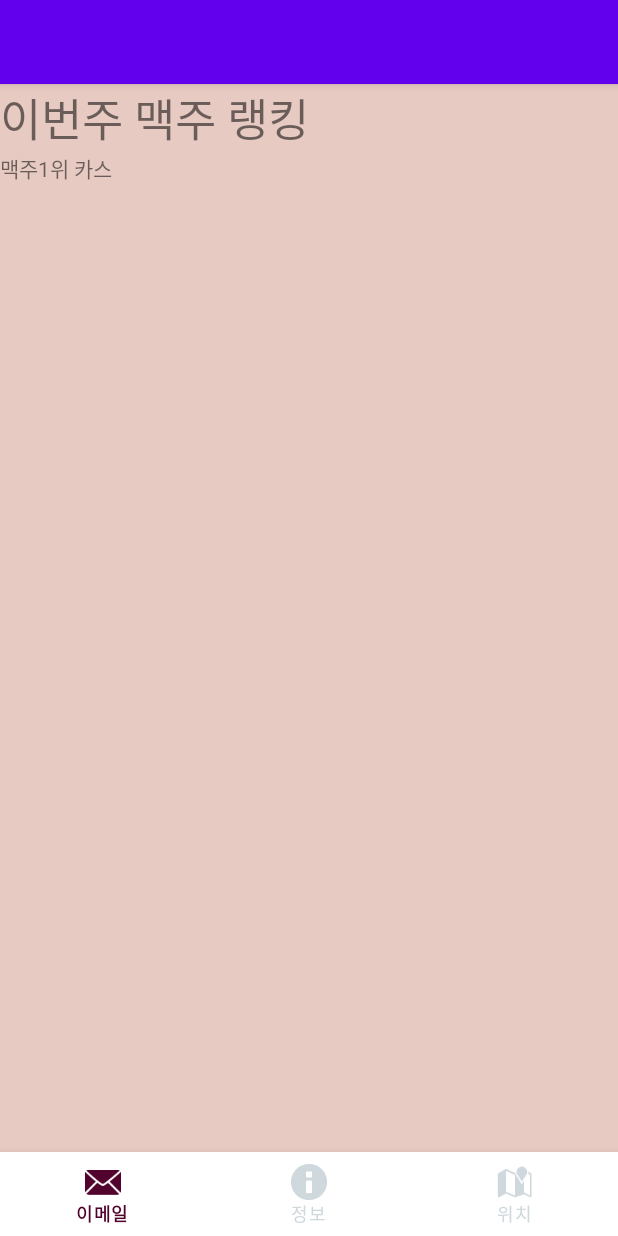
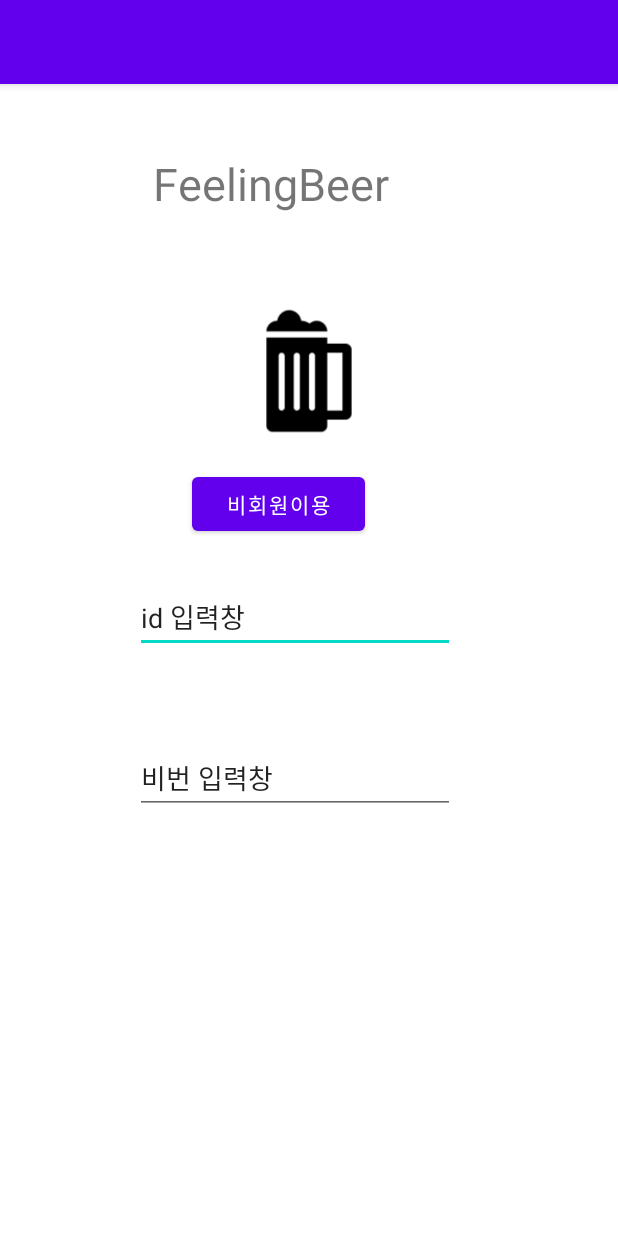
Before and after one commit to JudasKiss/Be_a_Beer, an Android app: the screen it shows after launch (MainActivity), on a phone screen of 412 x 824 dp. Run offline under Robolectric (Android 15) with nearby library versions, the phone set to English and light mode, and no system bars.

Commit message:
UI base
UI base jw

```diff
--- a/app/src/main/AndroidManifest.xml
+++ b/app/src/main/AndroidManifest.xml
@@ -9,6 +9,9 @@
         android:roundIcon="@mipmap/ic_launcher_round"
         android:supportsRtl="true"
         android:theme="@style/Theme.Beer">
+        <activity android:name=".RankingActivity"></activity>
+        <activity android:name=".HistoryActivity" />
+        <activity android:name=".rankingActivity" />
         <activity android:name=".MainActivity">
             <intent-filter>
                 <action android:name="android.intent.action.MAIN" />
--- a/app/src/main/java/com/cookandroid/beer/Fragment1.java
+++ /dev/null
@@ -1,19 +0,0 @@
-package com.cookandroid.beer;
-
-import android.os.Bundle;
-import android.view.LayoutInflater;
-import android.view.View;
-import android.view.ViewGroup;
-
-import androidx.annotation.NonNull;
-import androidx.annotation.Nullable;
-import androidx.fragment.app.Fragment;
-
-public class Fragment1 extends Fragment {
-    //이번주 맥주 랭킹 창
-    @Nullable
-    @Override
-    public View onCreateView(@NonNull LayoutInflater inflater, @Nullable ViewGroup container, @Nullable Bundle savedInstanceState) {
-        return inflater.inflate(R.layout.fragment1,container,false);
-    }
-}
--- a/app/src/main/java/com/cookandroid/beer/Fragment2.java
+++ /dev/null
@@ -1,19 +0,0 @@
-package com.cookandroid.beer;
-
-import android.os.Bundle;
-import android.view.LayoutInflater;
-import android.view.View;
-import android.view.ViewGroup;
-
-import androidx.annotation.NonNull;
-import androidx.annotation.Nullable;
-import androidx.fragment.app.Fragment;
-
-public class Fragment2 extends Fragment {
-    //나의 맥주 검색 내역
-    @Nullable
-    @Override
-    public View onCreateView(@NonNull LayoutInflater inflater, @Nullable ViewGroup container, @Nullable Bundle savedInstanceState) {
-        return inflater.inflate(R.layout.fragment2,container,false);
-    }
-}
--- a/app/src/main/java/com/cookandroid/beer/Fragment3.java
+++ /dev/null
@@ -1,19 +0,0 @@
-package com.cookandroid.beer;
-
-import android.os.Bundle;
-import android.view.LayoutInflater;
-import android.view.View;
-import android.view.ViewGroup;
-
-import androidx.annotation.NonNull;
-import androidx.annotation.Nullable;
-import androidx.fragment.app.Fragment;
-
-public class Fragment3 extends Fragment {
-    //맥주에 대한 정보
-    @Nullable
-    @Override
-    public View onCreateView(@NonNull LayoutInflater inflater, @Nullable ViewGroup container, @Nullable Bundle savedInstanceState) {
-        return inflater.inflate(R.layout.fragment3,container,false);
-    }
-}
--- a/app/src/main/java/com/cookandroid/beer/MainActivity.java
+++ b/app/src/main/java/com/cookandroid/beer/MainActivity.java
@@ -3,43 +3,29 @@ package com.cookandroid.beer;
 import androidx.annotation.NonNull;
 import androidx.appcompat.app.AppCompatActivity;
 
+import android.content.Intent;
 import android.os.Bundle;
 import android.view.MenuItem;
+import android.view.View;
+import android.widget.Button;
+import android.widget.ImageButton;
 
 import com.google.android.material.bottomnavigation.BottomNavigationView;
 import com.google.android.material.navigation.NavigationView;
 
 public class MainActivity extends AppCompatActivity {
-    Fragment1 fragment1;
-    Fragment2 fragment2;
-    Fragment3 fragment3;
+
     @Override
     protected void onCreate(Bundle savedInstanceState) {
         super.onCreate(savedInstanceState);
         setContentView(R.layout.activity_main);
 
-        fragment1 = new Fragment1();
-        fragment2 = new Fragment2();
-        fragment3 = new Fragment3();
-
-        getSupportFragmentManager().beginTransaction().replace(R.id.container, fragment1).commit();
-
-        BottomNavigationView bottomNavigation = findViewById(R.id.bottom_navigation);
-        bottomNavigation.setOnNavigationItemSelectedListener(new BottomNavigationView.OnNavigationItemSelectedListener() {
+        Button button = findViewById(R.id.noidea);
+        button.setOnClickListener(new View.OnClickListener() {
             @Override
-            public boolean onNavigationItemSelected(@NonNull MenuItem item) {
-                switch (item.getItemId()){
-                    case R.id.tab1:
-                        getSupportFragmentManager().beginTransaction().replace(R.id.container,fragment1).commit();
-                        return true;
-                    case R.id.tab2:
-                        getSupportFragmentManager().beginTransaction().replace(R.id.container,fragment2).commit();
-                        return true;
-                    case R.id.tab3:
-                        getSupportFragmentManager().beginTransaction().replace(R.id.container,fragment3).commit();
-                        return true;
-                }
-                return false;
+            public void onClick(View view) {
+                Intent intent = new Intent(getApplicationContext(),RankingActivity.class);
+                startActivity(intent);
             }
         });
     }
--- a/app/src/main/res/layout/activity_main.xml
+++ b/app/src/main/res/layout/activity_main.xml
@@ -1,29 +1,84 @@
 <?xml version="1.0" encoding="utf-8"?>
-<androidx.constraintlayout.widget.ConstraintLayout xmlns:android="http://schemas.android.com/apk/res/android"
+<LinearLayout xmlns:android="http://schemas.android.com/apk/res/android"
     xmlns:app="http://schemas.android.com/apk/res-auto"
     xmlns:tools="http://schemas.android.com/tools"
     android:layout_width="match_parent"
     android:layout_height="match_parent"
-    tools:context=".MainActivity">
+    android:orientation="vertical"
+    tools:context=".MainActivity" >
 
-    <FrameLayout
-        android:id="@+id/container"
+    <androidx.constraintlayout.widget.ConstraintLayout
         android:layout_width="match_parent"
-        android:layout_height="match_parent"/>
+        android:layout_height="0dp"
+        android:layout_weight="1">
 
+        <TextView
+            android:id="@+id/textView"
+            android:layout_width="207dp"
+            android:layout_height="60dp"
+            android:layout_marginEnd="16dp"
+            android:layout_marginRight="16dp"
+            android:text="FeelingBeer"
+            android:textSize="30sp"
+            app:layout_constraintBottom_toBottomOf="parent"
+            app:layout_constraintEnd_toEndOf="parent"
+            app:layout_constraintHorizontal_bias="0.542"
+            app:layout_constraintStart_toStartOf="parent"
+            app:layout_constraintTop_toTopOf="parent"
+            app:layout_constraintVertical_bias="0.233" />
 
-    <com.google.android.material.bottomnavigation.BottomNavigationView
-        android:id="@+id/bottom_navigation"
+        <ImageView
+            android:id="@+id/imageView"
+            android:layout_width="125dp"
+            android:layout_height="97dp"
+            android:layout_marginBottom="16dp"
+            app:layout_constraintBottom_toBottomOf="parent"
+            app:layout_constraintEnd_toEndOf="parent"
+            app:layout_constraintStart_toStartOf="parent"
+            app:layout_constraintTop_toBottomOf="@+id/textView"
+            app:layout_constraintVertical_bias="1.0"
+            app:srcCompat="@drawable/beer" />
+    </androidx.constraintlayout.widget.ConstraintLayout>
+
+    <androidx.constraintlayout.widget.ConstraintLayout
         android:layout_width="match_parent"
-        android:layout_height="wrap_content"
-        android:layout_marginEnd="0dp"
-        android:layout_marginStart="0dp"
-        app:layout_constraintBottom_toBottomOf="parent"
-        app:layout_constraintEnd_toEndOf="parent"
-        app:layout_constraintStart_toStartOf="parent"
-        app:itemIconTint="@drawable/item_color"
-        app:itemTextColor="@drawable/item_color"
-        app:menu="@menu/menu_bottom"/>
+        android:layout_height="0dp"
+        android:layout_weight="2" >
 
+        <EditText
+            android:id="@+id/login"
+            android:layout_width="wrap_content"
+            android:layout_height="wrap_content"
+            android:layout_marginTop="76dp"
+            android:ems="10"
+            android:inputType="textPersonName"
+            android:text="id 입력창"
+            app:layout_constraintEnd_toEndOf="parent"
+            app:layout_constraintHorizontal_bias="0.454"
+            app:layout_constraintStart_toStartOf="parent"
+            app:layout_constraintTop_toTopOf="parent" />
 
-</androidx.constraintlayout.widget.ConstraintLayout>
+        <EditText
+            android:id="@+id/password"
+            android:layout_width="wrap_content"
+            android:layout_height="wrap_content"
+            android:layout_marginTop="60dp"
+            android:ems="10"
+            android:inputType="textPersonName"
+            android:text="비번 입력창"
+            app:layout_constraintEnd_toEndOf="parent"
+            app:layout_constraintHorizontal_bias="0.454"
+            app:layout_constraintStart_toStartOf="parent"
+            app:layout_constraintTop_toBottomOf="@+id/login" />
+
+        <Button
+            android:id="@+id/noidea"
+            android:layout_width="115dp"
+            android:layout_height="48dp"
+            android:text="비회원이용"
+            app:layout_constraintEnd_toEndOf="parent"
+            app:layout_constraintHorizontal_bias="0.432"
+            app:layout_constraintStart_toStartOf="parent"
+            tools:layout_editor_absoluteY="280dp" />
+    </androidx.constraintlayout.widget.ConstraintLayout>
+</LinearLayout>
--- a/app/src/main/res/layout/fragment1.xml
+++ /dev/null
@@ -1,20 +0,0 @@
-<?xml version="1.0" encoding="utf-8"?>
-<LinearLayout xmlns:android="http://schemas.android.com/apk/res/android"
-    android:layout_width="match_parent"
-    android:layout_height="match_parent"
-    android:background="#E7CBC2"
-    android:orientation="vertical">
-
-    <TextView
-        android:id="@+id/textView"
-        android:layout_width="match_parent"
-        android:layout_height="wrap_content"
-        android:text="이번주 맥주 랭킹"
-        android:textSize="30sp" />
-
-    <TextView
-        android:id="@+id/textView2"
-        android:layout_width="match_parent"
-        android:layout_height="wrap_content"
-        android:text="맥주1위 카스" />
-</LinearLayout>
--- a/app/src/main/res/menu/menu_bottom.xml
+++ /dev/null
@@ -1,22 +0,0 @@
-<?xml version="1.0" encoding="utf-8"?>
-<menu xmlns:android="http://schemas.android.com/apk/res/android"
-    xmlns:app="http://schemas.android.com/apk/res-auto">
-    <item
-        android:id="@+id/tab1"
-        app:showAsAction="ifRoom"
-        android:enabled="true"
-        android:icon="@android:drawable/ic_dialog_email"
-        android:title="이메일"/>
-    <item
-        android:id="@+id/tab2"
-        app:showAsAction="ifRoom"
-        android:enabled="true"
-        android:icon="@android:drawable/ic_dialog_info"
-        android:title="정보"/>
-    <item
-        android:id="@+id/tab3"
-        app:showAsAction="ifRoom"
-        android:enabled="true"
-        android:icon="@android:drawable/ic_dialog_map"
-        android:title="위치"/>
-</menu>
```
Also changed, not shown: app/src/main/java/com/cookandroid/beer/HistoryActivity.java (added, +34 -0 lines), app/src/main/java/com/cookandroid/beer/RankingActivity.java (added, +33 -0 lines), app/src/main/res/layout/activity_history.xml (added, +58 -0 lines), app/src/main/res/layout/activity_ranking.xml (added, +58 -0 lines), app/src/main/res/layout/fragment2.xml (deleted, +0 -14 lines), app/src/main/res/layout/fragment3.xml (deleted, +0 -14 lines), app/build.gradle (line endings or trailing spaces), app/src/main/res/drawable/beer.png (added), app/src/main/res/drawable/camera.png (deleted), app/src/main/res/drawable/history.jpg (deleted), app/src/main/res/drawable/ranking.png (deleted).
